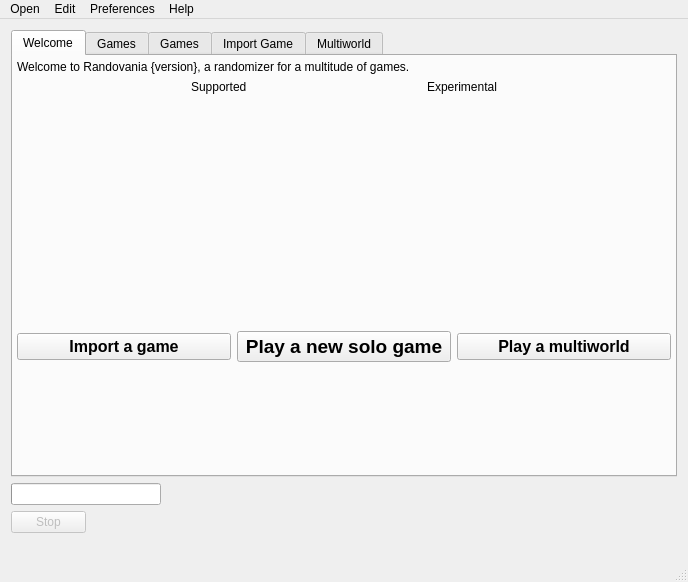
randovania/randovania, file randovania/gui/ui_files/main_window.ui: the form before one commit.
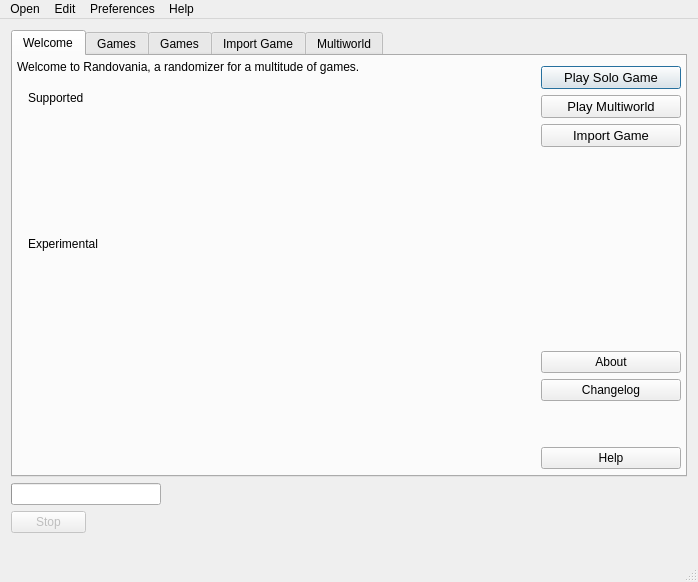
The form after the commit. Custom widgets are drawn as their Qt base class.

Commit message: GUI: revised welcome page

The edit to the form file:
```diff
--- a/randovania/gui/ui_files/main_window.ui
+++ b/randovania/gui/ui_files/main_window.ui
@@ -6,7 +6,7 @@
    <rect>
     <x>0</x>
     <y>0</y>
-    <width>688</width>
+    <width>698</width>
     <height>582</height>
    </rect>
   </property>
@@ -49,160 +49,367 @@
         <property name="bottomMargin">
          <number>0</number>
         </property>
-        <item row="1" column="0" colspan="3">
-         <layout class="QHBoxLayout" name="intro_games_layout">
-          <property name="spacing">
-           <number>6</number>
-          </property>
+        <item row="2" column="1">
+         <layout class="QHBoxLayout" name="horizontalLayout">
           <property name="sizeConstraint">
-           <enum>QLayout::SetMaximumSize</enum>
+           <enum>QLayout::SizeConstraint::SetFixedSize</enum>
+          </property>
+          <property name="leftMargin">
+           <number>0</number>
           </property>
           <item>
-           <widget class="QLabel" name="games_supported_label">
-            <property name="sizePolicy">
-             <sizepolicy hsizetype="Maximum" vsizetype="Preferred">
-              <horstretch>0</horstretch>
-              <verstretch>0</verstretch>
-             </sizepolicy>
+           <layout class="QVBoxLayout" name="text_layout">
+            <property name="sizeConstraint">
+             <enum>QLayout::SizeConstraint::SetMaximumSize</enum>
             </property>
-            <property name="text">
-             <string>Supported</string>
-            </property>
-            <property name="textFormat">
-             <enum>Qt::MarkdownText</enum>
-            </property>
-           </widget>
+            <item>
+             <widget class="QLabel" name="intro_label">
+              <property name="text">
+               <string>Welcome to Randovania, a randomizer for a multitude of games.</string>
+              </property>
+              <property name="textFormat">
+               <enum>Qt::TextFormat::MarkdownText</enum>
+              </property>
+              <property name="scaledContents">
+               <bool>false</bool>
+              </property>
+              <property name="alignment">
+               <set>Qt::AlignmentFlag::AlignLeading|Qt::AlignmentFlag::AlignLeft|Qt::AlignmentFlag::AlignVCenter</set>
+              </property>
+              <property name="wordWrap">
+               <bool>true</bool>
+              </property>
+              <property name="margin">
+               <number>7</number>
+              </property>
+              <property name="indent">
+               <number>-1</number>
+              </property>
+              <property name="openExternalLinks">
+               <bool>false</bool>
+              </property>
+             </widget>
+            </item>
+            <item>
+             <layout class="QHBoxLayout" name="intro_games_layout">
+              <property name="spacing">
+               <number>6</number>
+              </property>
+              <property name="sizeConstraint">
+               <enum>QLayout::SizeConstraint::SetMaximumSize</enum>
+              </property>
+              <item>
+               <layout class="QVBoxLayout" name="verticalLayout_2">
+                <item>
+                 <widget class="Foldable" name="intro_games_supported_foldable" native="true">
+                  <property name="title" stdset="0">
+                   <string>Supported Games</string>
+                  </property>
+                  <property name="folded" stdset="0">
+                   <bool>true</bool>
+                  </property>
+                  <layout class="QVBoxLayout" name="intro_games_supported_foldable_layout">
+                   <item>
+                    <widget class="QLabel" name="games_supported_label">
+                     <property name="sizePolicy">
+                      <sizepolicy hsizetype="Minimum" vsizetype="Preferred">
+                       <horstretch>0</horstretch>
+                       <verstretch>0</verstretch>
+                      </sizepolicy>
+                     </property>
+                     <property name="text">
+                      <string>Supported</string>
+                     </property>
+                     <property name="textFormat">
+                      <enum>Qt::TextFormat::MarkdownText</enum>
+                     </property>
+                    </widget>
+                   </item>
+                  </layout>
+                 </widget>
+                </item>
+               </layout>
+              </item>
+             </layout>
+            </item>
+            <item>
+             <spacer name="intro_top_spacer">
+              <property name="orientation">
+               <enum>Qt::Orientation::Vertical</enum>
+              </property>
+              <property name="sizeHint" stdset="0">
+               <size>
+                <width>20</width>
+                <height>30</height>
+               </size>
+              </property>
+             </spacer>
+            </item>
+            <item>
+             <widget class="Foldable" name="intro_games_experimental_foldable" native="true">
+              <property name="title" stdset="0">
+               <string>Experimental Games</string>
+              </property>
+              <property name="folded" stdset="0">
+               <bool>true</bool>
+              </property>
+              <layout class="QVBoxLayout" name="intro_games_experimental_foldable_layout">
+               <item>
+                <widget class="QLabel" name="games_experimental_label">
+                 <property name="sizePolicy">
+                  <sizepolicy hsizetype="Minimum" vsizetype="Preferred">
+                   <horstretch>0</horstretch>
+                   <verstretch>0</verstretch>
+                  </sizepolicy>
+                 </property>
+                 <property name="text">
+                  <string>Experimental</string>
+                 </property>
+                 <property name="textFormat">
+                  <enum>Qt::TextFormat::MarkdownText</enum>
+                 </property>
+                 <property name="alignment">
+                  <set>Qt::AlignmentFlag::AlignLeading|Qt::AlignmentFlag::AlignLeft|Qt::AlignmentFlag::AlignVCenter</set>
+                 </property>
+                </widget>
+               </item>
+              </layout>
+             </widget>
+            </item>
+            <item>
+             <widget class="QLabel" name="intro_welcome_label">
+              <property name="sizePolicy">
+               <sizepolicy hsizetype="Preferred" vsizetype="MinimumExpanding">
+                <horstretch>0</horstretch>
+                <verstretch>0</verstretch>
+               </sizepolicy>
+              </property>
+              <property name="textFormat">
+               <enum>Qt::TextFormat::MarkdownText</enum>
+              </property>
+              <property name="alignment">
+               <set>Qt::AlignmentFlag::AlignLeading|Qt::AlignmentFlag::AlignLeft|Qt::AlignmentFlag::AlignVCenter</set>
+              </property>
+              <property name="wordWrap">
+               <bool>true</bool>
+              </property>
+             </widget>
+            </item>
+            <item>
+             <spacer name="intro_vertical_spacer">
+              <property name="orientation">
+               <enum>Qt::Orientation::Vertical</enum>
+              </property>
+              <property name="sizeHint" stdset="0">
+               <size>
+                <width>20</width>
+                <height>30</height>
+               </size>
+              </property>
+             </spacer>
+            </item>
+           </layout>
           </item>
           <item>
-           <widget class="QLabel" name="games_experimental_label">
-            <property name="sizePolicy">
-             <sizepolicy hsizetype="Maximum" vsizetype="Preferred">
-              <horstretch>0</horstretch>
-              <verstretch>0</verstretch>
-             </sizepolicy>
+           <layout class="QVBoxLayout" name="button_layout" stretch="0,0,0,0,0,0,0,0">
+            <property name="sizeConstraint">
+             <enum>QLayout::SizeConstraint::SetFixedSize</enum>
             </property>
-            <property name="text">
-             <string>Experimental</string>
+            <property name="topMargin">
+             <number>6</number>
             </property>
-            <property name="textFormat">
-             <enum>Qt::MarkdownText</enum>
+            <property name="bottomMargin">
+             <number>6</number>
             </property>
-            <property name="alignment">
-             <set>Qt::AlignLeading|Qt::AlignLeft|Qt::AlignVCenter</set>
-            </property>
-           </widget>
+            <item>
+             <widget class="QPushButton" name="intro_play_solo_button">
+              <property name="sizePolicy">
+               <sizepolicy hsizetype="Fixed" vsizetype="Fixed">
+                <horstretch>0</horstretch>
+                <verstretch>0</verstretch>
+               </sizepolicy>
+              </property>
+              <property name="minimumSize">
+               <size>
+                <width>140</width>
+                <height>0</height>
+               </size>
+              </property>
+              <property name="font">
+               <font>
+                <pointsize>10</pointsize>
+                <bold>false</bold>
+               </font>
+              </property>
+              <property name="text">
+               <string>Play Solo Game</string>
+              </property>
+              <property name="autoDefault">
+               <bool>true</bool>
+              </property>
+              <property name="default">
+               <bool>true</bool>
+              </property>
+             </widget>
+            </item>
+            <item>
+             <widget class="QPushButton" name="intro_play_multiworld_button">
+              <property name="sizePolicy">
+               <sizepolicy hsizetype="Fixed" vsizetype="Fixed">
+                <horstretch>0</horstretch>
+                <verstretch>0</verstretch>
+               </sizepolicy>
+              </property>
+              <property name="minimumSize">
+               <size>
+                <width>140</width>
+                <height>0</height>
+               </size>
+              </property>
+              <property name="font">
+               <font>
+                <pointsize>10</pointsize>
+                <bold>false</bold>
+               </font>
+              </property>
+              <property name="text">
+               <string>Play Multiworld</string>
+              </property>
+              <property name="autoDefault">
+               <bool>true</bool>
+              </property>
+             </widget>
+            </item>
+            <item>
+             <widget class="QPushButton" name="intro_play_existing_button">
+              <property name="sizePolicy">
+               <sizepolicy hsizetype="Fixed" vsizetype="Fixed">
+                <horstretch>0</horstretch>
+                <verstretch>0</verstretch>
+               </sizepolicy>
+              </property>
+              <property name="minimumSize">
+               <size>
+                <width>140</width>
+                <height>0</height>
+               </size>
+              </property>
+              <property name="font">
+               <font>
+                <pointsize>10</pointsize>
+                <bold>false</bold>
+               </font>
+              </property>
+              <property name="text">
+               <string>Import Game</string>
+              </property>
+              <property name="autoDefault">
+               <bool>true</bool>
+              </property>
+             </widget>
+            </item>
+            <item>
+             <spacer name="button_vertical_spacer_big">
+              <property name="orientation">
+               <enum>Qt::Orientation::Vertical</enum>
+              </property>
+              <property name="sizeHint" stdset="0">
+               <size>
+                <width>20</width>
+                <height>40</height>
+               </size>
+              </property>
+             </spacer>
+            </item>
+            <item>
+             <widget class="QPushButton" name="intro_about_button">
+              <property name="sizePolicy">
+               <sizepolicy hsizetype="Fixed" vsizetype="Fixed">
+                <horstretch>0</horstretch>
+                <verstretch>0</verstretch>
+               </sizepolicy>
+              </property>
+              <property name="minimumSize">
+               <size>
+                <width>140</width>
+                <height>0</height>
+               </size>
+              </property>
+              <property name="text">
+               <string>About</string>
+              </property>
+              <property name="autoDefault">
+               <bool>true</bool>
+              </property>
+             </widget>
+            </item>
+            <item>
+             <widget class="QPushButton" name="intro_changelog_button">
+              <property name="sizePolicy">
+               <sizepolicy hsizetype="Fixed" vsizetype="Fixed">
+                <horstretch>0</horstretch>
+                <verstretch>0</verstretch>
+               </sizepolicy>
+              </property>
+              <property name="minimumSize">
+               <size>
+                <width>140</width>
+                <height>0</height>
+               </size>
+              </property>
+              <property name="text">
+               <string>Changelog</string>
+              </property>
+              <property name="autoDefault">
+               <bool>true</bool>
+              </property>
+             </widget>
+            </item>
+            <item>
+             <spacer name="button_vertical_spacer_small">
+              <property name="orientation">
+               <enum>Qt::Orientation::Vertical</enum>
+              </property>
+              <property name="sizeType">
+               <enum>QSizePolicy::Policy::Fixed</enum>
+              </property>
+              <property name="sizeHint" stdset="0">
+               <size>
+                <width>20</width>
+                <height>40</height>
+               </size>
+              </property>
+             </spacer>
+            </item>
+            <item>
+             <widget class="QPushButton" name="intro_help_button">
+              <property name="sizePolicy">
+               <sizepolicy hsizetype="Fixed" vsizetype="Fixed">
+                <horstretch>0</horstretch>
+                <verstretch>0</verstretch>
+               </sizepolicy>
+              </property>
+              <property name="minimumSize">
+               <size>
+                <width>140</width>
+                <height>0</height>
+               </size>
+              </property>
+              <property name="text">
+               <string>Help</string>
+              </property>
+              <property name="autoDefault">
+               <bool>true</bool>
+              </property>
+              <property name="default">
+               <bool>false</bool>
+              </property>
+             </widget>
+            </item>
+           </layout>
           </item>
          </layout>
         </item>
-        <item row="0" column="0" colspan="3">
-         <widget class="QLabel" name="intro_label">
-          <property name="text">
-           <string>Welcome to Randovania {version}, a randomizer for a multitude of games.</string>
-          </property>
-          <property name="textFormat">
-           <enum>Qt::MarkdownText</enum>
-          </property>
-          <property name="scaledContents">
-           <bool>false</bool>
-          </property>
-          <property name="alignment">
-           <set>Qt::AlignLeading|Qt::AlignLeft|Qt::AlignVCenter</set>
-          </property>
-          <property name="wordWrap">
-           <bool>true</bool>
-          </property>
-          <property name="margin">
-           <number>7</number>
-          </property>
-          <property name="indent">
-           <number>-1</number>
-          </property>
-          <property name="openExternalLinks">
-           <bool>false</bool>
-          </property>
-         </widget>
-        </item>
-        <item row="4" column="1">
-         <widget class="QPushButton" name="intro_play_solo_button">
-          <property name="font">
-           <font>
-            <pointsize>14</pointsize>
-            <bold>true</bold>
-           </font>
-          </property>
-          <property name="text">
-           <string>Play a new solo game</string>
-          </property>
-         </widget>
-        </item>
-        <item row="4" column="0">
-         <widget class="QPushButton" name="intro_play_existing_button">
-          <property name="font">
-           <font>
-            <pointsize>12</pointsize>
-            <bold>true</bold>
-           </font>
-          </property>
-          <property name="text">
-           <string>Import a game</string>
-          </property>
-         </widget>
-        </item>
-        <item row="5" column="1">
-         <spacer name="intro_top_spacer">
-          <property name="orientation">
-           <enum>Qt::Vertical</enum>
-          </property>
-          <property name="sizeHint" stdset="0">
-           <size>
-            <width>20</width>
-            <height>30</height>
-           </size>
-          </property>
-         </spacer>
-        </item>
-        <item row="3" column="1">
-         <spacer name="intro_vertical_spacer">
-          <property name="orientation">
-           <enum>Qt::Vertical</enum>
-          </property>
-          <property name="sizeHint" stdset="0">
-           <size>
-            <width>20</width>
-            <height>30</height>
-           </size>
-          </property>
-         </spacer>
-        </item>
-        <item row="4" column="2">
-         <widget class="QPushButton" name="intro_play_multiworld_button">
-          <property name="font">
-           <font>
-            <pointsize>12</pointsize>
-            <bold>true</bold>
-           </font>
-          </property>
-          <property name="text">
-           <string>Play a multiworld</string>
-          </property>
-         </widget>
-        </item>
-        <item row="2" column="0" colspan="3">
-         <widget class="QLabel" name="intro_welcome_label">
-          <property name="sizePolicy">
-           <sizepolicy hsizetype="Preferred" vsizetype="MinimumExpanding">
-            <horstretch>0</horstretch>
-            <verstretch>0</verstretch>
-           </sizepolicy>
-          </property>
-          <property name="textFormat">
-           <enum>Qt::MarkdownText</enum>
-          </property>
-          <property name="wordWrap">
-           <bool>true</bool>
-          </property>
-         </widget>
-        </item>
        </layout>
       </widget>
       <widget class="QScrollArea" name="tab_game_list">
@@ -463,8 +670,8 @@
     <rect>
      <x>0</x>
      <y>0</y>
-     <width>688</width>
-     <height>21</height>
+     <width>698</width>
+     <height>23</height>
     </rect>
    </property>
    <widget class="QMenu" name="menu_open">
@@ -686,6 +893,12 @@
  </widget>
  <layoutdefault spacing="6" margin="11"/>
  <customwidgets>
+  <customwidget>
+   <class>Foldable</class>
+   <extends>QWidget</extends>
+   <header>randovania/gui/lib/foldable.h</header>
+   <container>1</container>
+  </customwidget>
   <customwidget>
    <class>GamesHelpWidget</class>
    <extends>QTabWidget</extends>
```
Left out of the diff: 60 changed lines with no effect on the pictures. The commit also changes 1 other file.
